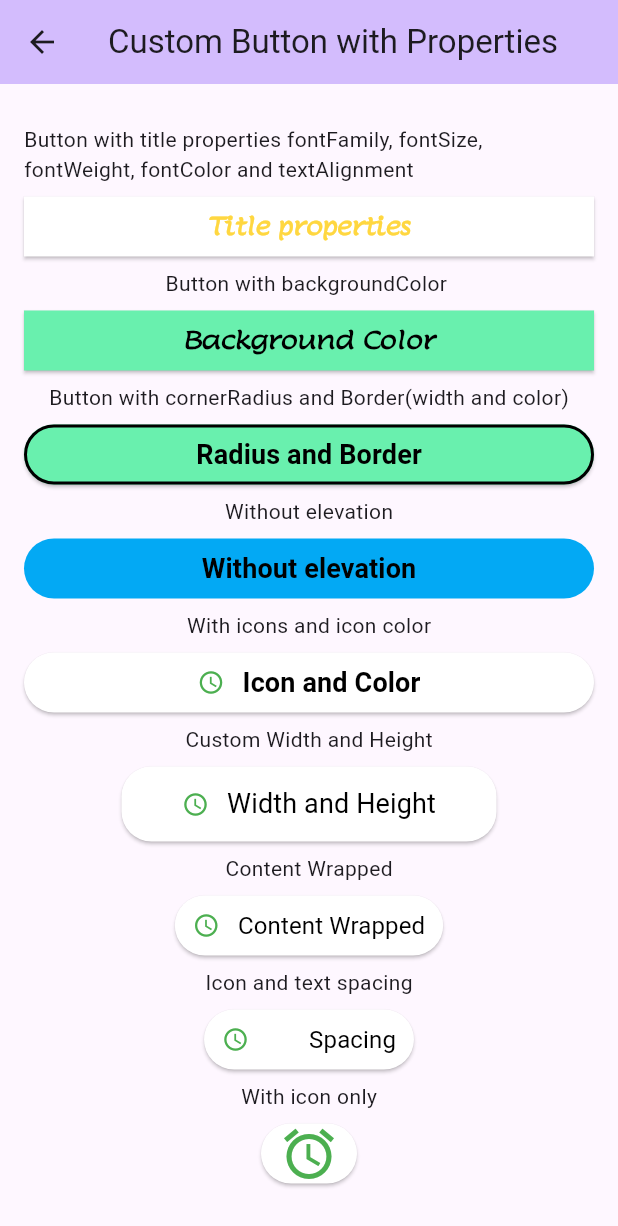
After one commit to DevCrew-io/get-buttons-stack, a Flutter app: the CustomButtonWithProperties screen opened directly, on a phone screen of 412 x 824 dp. The commit adds this screen. Shown: the top 1226 px of the screen. Run offline on Flutter 3.47's test engine with Material 2 defaults, Android fonts, the phone set to English and light mode, and no system bars.

Commit message:
feat: adds detail explanation of social custom buttons to example project
This change adds the detail implementation of social login and custom button implementation in example project to assist use to show all possible view of buttons.

BREAKING CHANGE:
Before this change user was able not able to see all possible UIs of buttons

```diff
--- /dev/null
+++ b/example/lib/custom_button_with_properties.dart
@@ -0,0 +1,74 @@
+import 'package:flutter/material.dart';
+import 'package:get_buttons_stack/get_buttons_stack.dart';
+
+class CustomButtonWithProperties extends StatelessWidget {
+  const CustomButtonWithProperties({super.key});
+
+  @override
+  Widget build(BuildContext context) {
+    return Scaffold(
+      appBar: AppBar(
+        backgroundColor: Theme.of(context).colorScheme.inversePrimary,
+        title: const Text('Custom Button with Properties'),
+      ),
+      body: Center(
+          child: Padding(
+            padding: const EdgeInsets.all(16.0),
+            child: SingleChildScrollView(
+              child: Column(
+                children: [
+                  const Text("Button with title properties fontFamily, fontSize, fontWeight, fontColor and textAlignment", style: TextStyle(),),
+                  const SizedBox(height: 8,),
+                  CustomisedButton(title: "Title properties", fontFamily: "Lumanosimo", fontWeight: FontWeight.w600, fontSize: 16, alignment: MainAxisAlignment.center, fontColor: Colors.amberAccent, onPressed: () {
+
+                  }),
+                  const SizedBox(height: 8,),
+
+                  const Text("Button with backgroundColor "),
+    const SizedBox(height: 8,),
+    CustomisedButton(title: "Background Color", backgroundColor: Colors.greenAccent, fontFamily: "Lumanosimo", fontWeight: FontWeight.w600, fontSize: 16, alignment: MainAxisAlignment.center,onPressed: () {}),
+                  const SizedBox(height: 8,),
+
+                  const Text("Button with cornerRadius and Border(width and color)"),
+                  const SizedBox(height: 8,),
+                  CustomisedButton(radius: 20, borderColor: Colors.black, borderWidth: 2, isBorderEnabled: true, title: "Radius and Border", backgroundColor: Colors.greenAccent, fontFamily: "Roboto", fontWeight: FontWeight.w600, fontSize: 18, alignment: MainAxisAlignment.center,onPressed: () {}),
+                  const SizedBox(height: 8,),
+
+                  const Text("Without elevation"),
+                  const SizedBox(height: 8,),
+                  CustomisedButton(radius: 20, title: "Without elevation", backgroundColor: Colors.lightBlue, fontFamily: "Roboto", isElevated: false, fontWeight: FontWeight.w600, fontSize: 18, alignment: MainAxisAlignment.center,onPressed: () {}),
+                  const SizedBox(height: 8,),
+
+                  const Text("With icons and icon color"),
+                  const SizedBox(height: 8,),
+                  CustomisedButton(radius: 20, title: "Icon and Color", fontFamily: "Roboto", icon: Icons.access_time_sharp, imageColor: Colors.green, isElevated: true, fontWeight: FontWeight.w600, fontSize: 18, alignment: MainAxisAlignment.center,onPressed: () {}),
+                  const SizedBox(height: 8,),
+
+                  const Text("Custom Width and Height"),
+                  const SizedBox(height: 8,),
+                  CustomisedButton(radius: 20, title: "Width and Height", width: 250, height: 50, fontFamily: "Roboto", icon: Icons.access_time_sharp, imageColor: Colors.green, isElevated: true, fontWeight: FontWeight.w400, fontSize: 18, alignment: MainAxisAlignment.center,onPressed: () {}),
+                  const SizedBox(height: 8,),
+
+                  const Text("Content Wrapped"),
+                  const SizedBox(height: 8,),
+                  CustomisedButton(radius: 20, title: "Content Wrapped", fontFamily: "Roboto", icon: Icons.access_time_sharp, imageColor: Colors.green, isElevated: true, isContentWrapped: true, fontWeight: FontWeight.w400, fontSize: 16, alignment: MainAxisAlignment.center,onPressed: () {}),
+                  const SizedBox(height: 8,),
+
+                  const Text("Icon and text spacing"),
+                  const SizedBox(height: 8,),
+                  CustomisedButton(radius: 20, title: "Spacing", spacing: 40,fontFamily: "Roboto", icon: Icons.access_time_sharp, imageColor: Colors.green, isElevated: true, isContentWrapped: true, fontWeight: FontWeight.w400, fontSize: 16, alignment: MainAxisAlignment.center,onPressed: () {}),
+                  const SizedBox(height: 8,),
+
+                  const Text("With icon only"),
+                  const SizedBox(height: 8,),
+                  CustomisedButton(radius: 20,icon: Icons.access_alarm, iconSize: 40, imageColor: Colors.green, isElevated: true, isContentWrapped: true, alignment: MainAxisAlignment.center,onPressed: () {}),
+                  const SizedBox(height: 8,),
+
+                ],
+              ),
+            ),
+          )
+      ),
+    );
+  }
+}
--- a/example/lib/main.dart
+++ b/example/lib/main.dart
@@ -1,3 +1,5 @@
+import 'package:example/custom_button_with_properties.dart';
+import 'package:example/social_media_login_buttons.dart';
 import 'package:flutter/material.dart';
 import 'package:get_buttons_stack/get_buttons_stack.dart';
 
@@ -98,34 +100,20 @@ class _MyHomePageState extends State<MyHomePage> {
             //Image.asset("assets/images/google_logo.png"),
             Column(
               children: [
-                GoogleSignInButton(onPressed: () {  },),
-                const SizedBox(height: 10,),
-                GoogleSignInButton(isDark: true, onPressed: () {  },),
-                const SizedBox(height: 10,),
-                FacebookSignButton(onPressed: () {
-
-                },),
-                const SizedBox(height: 10,),
-                MicrosoftSignInButton(isShortend: true, isBorderEnabled: true, onPressed: () {  },),
-                const SizedBox(height: 10,),
-                MicrosoftSignInButton(isDark: true, onPressed: () {  },),
-                const SizedBox(height: 10,),
-                AppleSignInButton(alignment: MainAxisAlignment.center, isContentWrapped: false, width: 300, isBorderedEnabled: true, onPressed: () {  },),
-                const SizedBox(height: 10,),
-                AppleSignInButton(isDark: true, isBorderedEnabled: true, onPressed: () {  },),
-                const SizedBox(height: 10,),
-                GithubSignInButton(fontColor: Colors.white, backgroundColor: Colors.black,fontSize: 18, isBorderEnabled: false, alignment: MainAxisAlignment.center, onPressed: () {
-                },),
-                const SizedBox(height: 10,),
-                CustomisedButton(icon: Icons.close_fullscreen, title: "Customised Button", alignment: MainAxisAlignment.center, fontFamily: "Lumanosimo", fontSize: 20, onPressed: () {
-                  print("Custom button is tapped");
-                }),
-                NetworkSpinningButton(title: "Network", height: 50, alignment: MainAxisAlignment.center,icon: Icons.access_alarm,onPressed: (changeState, state) {
+                ElevatedButton(onPressed: () {
+                  Navigator.push(context, MaterialPageRoute(builder: (context) => const SocialMediaLoginButtons()));
+                }, child: Text("Social media buttons")),
+                SizedBox(height: 20,),
+                ElevatedButton(onPressed: () {
+                  Navigator.push(context, MaterialPageRoute(builder: (context) => const CustomButtonWithProperties()));
+                }, child: const Text("Custom button")),
+                const SizedBox(height: 20,),
+                NetworkSpinningButton(icon: Icons.login_outlined, width: 260, title: "Network Spinning",onPressed: (changeState, state) {
                   changeState(ButtonState.spinning);
-                  Future.delayed(const Duration(seconds: 10),() {
+                  Future.delayed(const Duration(seconds: 8), () {
                     changeState(ButtonState.idle);
                   });
-                }),
+                })
               ],
             ),
           ],
--- /dev/null
+++ b/example/lib/social_media_login_buttons.dart
@@ -0,0 +1,157 @@
+import 'package:flutter/material.dart';
+import 'package:get_buttons_stack/get_buttons_stack.dart';
+
+class SocialMediaLoginButtons extends StatelessWidget {
+  const SocialMediaLoginButtons({super.key});
+
+  @override
+  Widget build(BuildContext context) {
+    return Scaffold(
+      appBar: AppBar(
+        backgroundColor: Theme.of(context).colorScheme.inversePrimary,
+        title: const Text('Social Medial Logins'),
+      ),
+      body: Center(
+          child: Padding(
+            padding: const EdgeInsets.all(16.0),
+            child: SingleChildScrollView(
+              child: Column(
+                children: [
+                  const Text("Google Sign in button with light mode"),
+                  const SizedBox(height: 8,),
+                  GoogleSignInButton(isContentWrapped: false, onPressed: (){}),
+                  const SizedBox(height: 8,),
+
+                  const Text("Google Sign in button with dark mode"),
+                  const SizedBox(height: 8,),
+                  GoogleSignInButton(isContentWrapped: false, isDark: true, onPressed: (){}),
+                  const SizedBox(height: 8,),
+
+                  const Text("Google Sign in button in Caps and in dark mode"),
+                  const SizedBox(height: 8,),
+                  GoogleSignInButton(isContentWrapped: false, isDark: true, isCaps: true, onPressed: (){}),
+                  const SizedBox(height: 8,),
+
+                  const Text("Google Sign in button with content wrapped in light mode"),
+                  const SizedBox(height: 8,),
+                  GoogleSignInButton(isContentWrapped: true, onPressed: (){}),
+                  const SizedBox(height: 8,),
+
+                  const Text("Microsoft button with complete text and in light mode"),
+                  const SizedBox(height: 8,),
+                  MicrosoftSignInButton(isContentWrapped: true, onPressed: (){}),
+                  const SizedBox(height: 8,),
+
+                  const Text("Microsoft button with complete text and in dark mode"),
+                  const SizedBox(height: 8,),
+                  MicrosoftSignInButton(isContentWrapped: true, isDark: true, onPressed: (){}),
+                  const SizedBox(height: 8,),
+
+                  const Text("Microsoft button with complete text and in light mode and with border"),
+                  const SizedBox(height: 8,),
+                  MicrosoftSignInButton(isContentWrapped: true, isBorderEnabled: true, onPressed: (){}),
+                  const SizedBox(height: 8,),
+
+                  const Text("Microsoft button with short text and in light mode and with border"),
+                  const SizedBox(height: 8,),
+                  MicrosoftSignInButton(isContentWrapped: true, isBorderEnabled: true, isShortend: true, onPressed: (){}),
+                  const SizedBox(height: 8,),
+
+                  const Text("Microsoft button with short text and in dark mode"),
+                  const SizedBox(height: 8,),
+                  MicrosoftSignInButton(isContentWrapped: true, isDark: true, isShortend: true, onPressed: (){}),
+                  const SizedBox(height: 8,),
+
+                  const Text("Microsoft button with complete text and in dark mode and in caps"),
+                  const SizedBox(height: 8,),
+                  MicrosoftSignInButton(isContentWrapped: true, isDark: true, isCaps: true, onPressed: (){}),
+                  const SizedBox(height: 8,),
+
+                  const Text("Microsoft button with complete text and in light mode and in caps"),
+                  const SizedBox(height: 8,),
+                  MicrosoftSignInButton(isContentWrapped: true, isDark: false, isCaps: true, onPressed: (){}),
+                  const SizedBox(height: 8,),
+
+                  const Text("Microsoft button with short text and in dark mode and caps"),
+                  const SizedBox(height: 8,),
+                  MicrosoftSignInButton(isContentWrapped: true, isCaps: true, isDark: true, isShortend: true, onPressed: (){}),
+                  const SizedBox(height: 8,),
+
+                  const Text("Microsoft button with full text and full width and border"),
+                  const SizedBox(height: 8,),
+                  MicrosoftSignInButton(isContentWrapped: false, isBorderEnabled: true, onPressed: (){}),
+                  const SizedBox(height: 8,),
+
+                  const Text("Microsoft button with full text and custom width"),
+                  const SizedBox(height: 8,),
+                  MicrosoftSignInButton(width: 250, isDark: true, onPressed: (){}),
+                  const SizedBox(height: 8,),
+
+                  const Text("Facebook button"),
+                  const SizedBox(height: 8,),
+                  FacebookSignButton(onPressed: (){}),
+                  const SizedBox(height: 8,),
+
+                  const Text("Facebook button with full width"),
+                  const SizedBox(height: 8,),
+                  FacebookSignButton(isContentWrapped: false, onPressed: (){}),
+                  const SizedBox(height: 8,),
+
+                  const Text("Facebook button with custom width and centered aligned"),
+                  const SizedBox(height: 8,),
+                  FacebookSignButton(width: 260, isContentWrapped: false, alignment: MainAxisAlignment.center, onPressed: (){}),
+                  const SizedBox(height: 8,),
+
+                  const Text("Facebook button with custom width and centered aligned with radius"),
+                  const SizedBox(height: 8,),
+                  FacebookSignButton(width: 260, radius: 20, isContentWrapped: false, alignment: MainAxisAlignment.center, onPressed: (){}),
+                  const SizedBox(height: 8,),
+
+                  const Text("Apple button with custom width and centered aligned for light mode"),
+                  const SizedBox(height: 8,),
+                  AppleSignInButton(width: 260, isContentWrapped: false, alignment: MainAxisAlignment.center, onPressed: (){}),
+                  const SizedBox(height: 8,),
+
+                  const Text("Apple button with dark mode"),
+                  const SizedBox(height: 8,),
+                  AppleSignInButton(width: 260, isContentWrapped: false, isDark: true, alignment: MainAxisAlignment.center, onPressed: (){}),
+                  const SizedBox(height: 8,),
+
+                  const Text("Apple button in dark mode with border and wrapped content"),
+                  const SizedBox(height: 8,),
+                  AppleSignInButton(isContentWrapped: true, isBorderedEnabled: true, isDark: true, alignment: MainAxisAlignment.center, onPressed: (){}),
+                  const SizedBox(height: 8,),
+
+                  const Text("Github button in dark mode with border and wrapped content"),
+                  const SizedBox(height: 8,),
+                  GithubSignInButton(isContentWrapped: true, isBorderEnabled: true, height: 50, alignment: MainAxisAlignment.center, onPressed: (){}),
+                  const SizedBox(height: 8,),
+
+                  const Text("Github button with custom height and full screen width"),
+                  const SizedBox(height: 8,),
+                  GithubSignInButton(isContentWrapped: false, height: 50, alignment: MainAxisAlignment.center, onPressed: (){}),
+                  const SizedBox(height: 8,),
+
+                  const Text("Github button with radius"),
+                  const SizedBox(height: 8,),
+                  GithubSignInButton(isContentWrapped: false, radius: 25, height: 50, alignment: MainAxisAlignment.center, onPressed: (){}),
+                  const SizedBox(height: 8,),
+
+                  const Text("Github button with radius and with custom width and height"),
+                  const SizedBox(height: 8,),
+                  GithubSignInButton(isContentWrapped: false, radius: 22.5, height: 45, width: 260, alignment: MainAxisAlignment.center, onPressed: (){}),
+                  const SizedBox(height: 8,),
+
+                  const Text("Github login button with custom background and custom font and icon color"),
+                  const SizedBox(height: 8,),
+                  GithubSignInButton(backgroundColor: Colors.black, fontColor: Colors.green,isContentWrapped: false, radius: 22.5, height: 45, width: 260, alignment: MainAxisAlignment.center, onPressed: (){}),
+                  const SizedBox(height: 8,),
+
+                ],
+              ),
+            ),
+          )
+      ),
+    );
+  }
+}
--- a/lib/src/customised_button.dart
+++ b/lib/src/customised_button.dart
@@ -26,6 +26,7 @@ class CustomisedButton extends StatelessWidget {
   final Color? imageColor;
 
   final bool isElevated;
+  final double spacing;
   final String? fontFamily;
 
   /// The alignment of the button's content.
@@ -33,7 +34,8 @@ class CustomisedButton extends StatelessWidget {
 
   /// Flag to indicate if the button should have a border.
   final bool isBorderEnabled;
-
+final Color? borderColor;
+final double? borderWidth;
   /// The font weight of the title text.
   final FontWeight fontWeight;
 
@@ -62,9 +64,12 @@ class CustomisedButton extends StatelessWidget {
     this.fontColor = Colors.black,
     this.imageColor,
     this.isElevated = true,
+    this.spacing = 12,
     this.fontFamily,
     this.alignment = MainAxisAlignment.start,
     this.isBorderEnabled = false,
+    this.borderColor = Colors.transparent,
+    this.borderWidth,
     this.fontWeight = FontWeight.w500,
     this.iconSize,
     this.isContentWrapped = false,
@@ -90,7 +95,7 @@ class CustomisedButton extends StatelessWidget {
           ),
           // Setting the button border if 'withBorder' is true.
           side: isBorderEnabled
-              ? BorderSide(width: 1.5, color: fontColor ?? Colors.black)
+              ? BorderSide(width: borderWidth ?? 0, color: borderColor ?? Colors.black)
               : null,
           foregroundColor: fontColor,
           backgroundColor: backgroundColor,
@@ -122,8 +127,8 @@ class CustomisedButton extends StatelessWidget {
                   Row(
                     children: [
                       (icon == null && imagePath == null) ? Container() :
-                      const SizedBox(
-                        width: 12,
+                      SizedBox(
+                        width: spacing,
                       ),// Text label
                       Text(title ?? "",
                         style: TextStyle(fontSize: fontSize, fontWeight: fontWeight, fontFamily: fontFamily),
```
